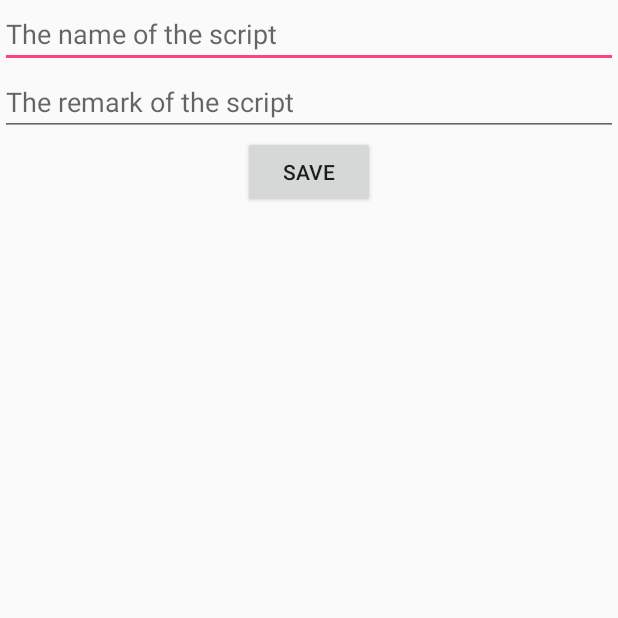
After one commit to aRooooooba/PackageSender, an Android app: the NewScriptActivity screen opened directly, with no data from a screen before it, on a phone screen of 412 x 824 dp, the top half of it. The commit adds this screen. Run offline under Robolectric (Android 15) with nearby library versions, the phone set to English and light mode, and no system bars.

Commit message:
可以添加script了。

```diff
--- /dev/null
+++ b/app/src/main/java/com/nothing/arooba/packagesender/NewScriptActivity.java
@@ -0,0 +1,58 @@
+package com.nothing.arooba.packagesender;
+
+import android.app.AlertDialog;
+import android.content.DialogInterface;
+import android.content.Intent;
+import android.os.Bundle;
+import android.app.Activity;
+import android.util.Log;
+import android.view.View;
+import android.widget.Button;
+import android.widget.EditText;
+import android.widget.Toast;
+
+public class NewScriptActivity extends Activity {
+    private static final String TAG = "NewScriptActivity";
+
+    private EditText scriptNameText;
+    private EditText scriptRemarkText;
+    private Button saveBtn;
+
+    @Override
+    protected void onCreate(Bundle savedInstanceState) {
+        super.onCreate(savedInstanceState);
+        setContentView(R.layout.activity_new_script);
+
+        scriptNameText = findViewById(R.id.scriptNameText);
+        scriptRemarkText = findViewById(R.id.scriptRemarkText);
+        saveBtn = findViewById(R.id.saveBtn);
+        saveBtn.setOnClickListener(new View.OnClickListener() {
+            @Override
+            public void onClick(View v) {
+                String scriptName = scriptNameText.getText().toString();
+                Log.d(TAG, "scriptName = " + scriptName);
+                if (scriptName.isEmpty()) {
+                    final AlertDialog.Builder builder = new AlertDialog.Builder(NewScriptActivity.this);
+                    builder.setTitle("错误");
+                    builder.setMessage("请输入脚本名称！");
+                    builder.setCancelable(false);
+                    builder.setPositiveButton("确认", new DialogInterface.OnClickListener() {
+                        @Override
+                        public void onClick(DialogInterface dialog, int which) {
+                            dialog.dismiss();
+                        }
+                    });
+                    builder.show();
+                }
+                String scriptRemark = scriptRemarkText.getText().toString();
+                Intent intent = new Intent();
+                intent.putExtra("scriptName", scriptName);
+                intent.putExtra("scriptRemark", scriptRemark);
+                setResult(RESULT_OK, intent);
+                Toast.makeText(NewScriptActivity.this, scriptName + " 创建成功！", Toast.LENGTH_SHORT).show();
+                finish();
+            }
+        });
+    }
+
+}
--- /dev/null
+++ b/app/src/main/res/layout/activity_new_script.xml
@@ -0,0 +1,33 @@
+<?xml version="1.0" encoding="utf-8"?>
+<LinearLayout
+    xmlns:android="http://schemas.android.com/apk/res/android"
+    android:orientation="vertical"
+    android:layout_width="match_parent"
+    android:layout_height="match_parent">
+
+    <EditText
+            android:layout_width="match_parent"
+            android:layout_height="wrap_content"
+            android:id="@+id/scriptNameText"
+            android:inputType="text"
+            android:hint="@string/script_name_hint"
+            android:layout_gravity="center"
+    />
+
+    <EditText
+            android:layout_width="match_parent"
+            android:layout_height="wrap_content"
+            android:id="@+id/scriptRemarkText"
+            android:hint="@string/script_remark_hint"
+            android:inputType="text"
+            android:layout_gravity="center"
+    />
+
+    <Button
+            android:layout_width="wrap_content"
+            android:layout_height="wrap_content"
+            android:id="@+id/saveBtn"
+            android:layout_gravity="center"
+            android:text="@string/save_btn_text"
+    />
+</LinearLayout>
--- a/app/src/main/res/values/strings.xml
+++ b/app/src/main/res/values/strings.xml
@@ -1,3 +1,7 @@
 <resources>
     <string name="app_name">PackageSender</string>
+    <string name="new_script_label">add a script</string>
+    <string name="script_name_hint">The name of the script</string>
+    <string name="script_remark_hint">The remark of the script</string>
+    <string name="save_btn_text">SAVE</string>
 </resources>
```
Also changed, not shown: app/src/main/AndroidManifest.xml (+11 -3 lines), app/src/main/java/com/nothing/arooba/packagesender/MainActivity.java (+50 -13 lines), app/src/main/java/com/nothing/arooba/packagesender/PackageListActivity.java (added, +13 -0 lines), app/src/main/res/layout/activity_main.xml (+17 -2 lines), app/src/main/res/layout/activity_package_list.xml (added, +10 -0 lines).
